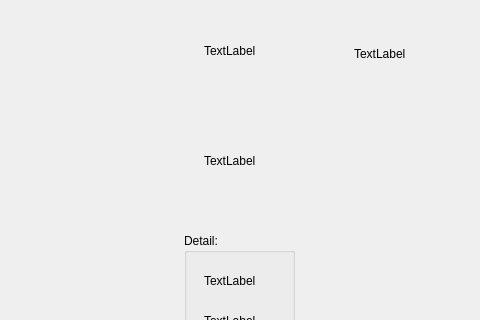
Qt form resultwidget.ui (TwinIsland-CCC/RhythmGame_Project_1_00) before a commit; both pictures show x 156 to 636 and y 117 to 437 of the 800 by 600 pixel window.
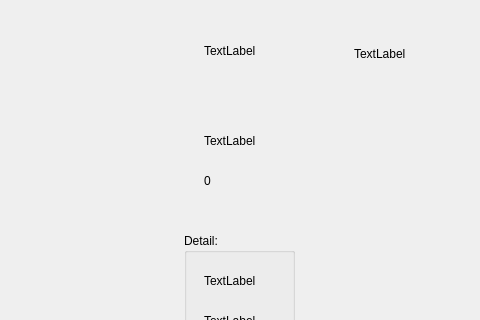
The same form after that commit. Icons and pictures are not drawn.

```diff
--- a/resultwidget.ui
+++ b/resultwidget.ui
@@ -205,7 +205,7 @@
     <property name="geometry">
      <rect>
       <x>360</x>
-      <y>270</y>
+      <y>250</y>
       <width>72</width>
       <height>15</height>
      </rect>
@@ -214,6 +214,19 @@
      <string>TextLabel</string>
     </property>
    </widget>
+   <widget class="QLabel" name="ComboLabel">
+    <property name="geometry">
+     <rect>
+      <x>360</x>
+      <y>290</y>
+      <width>72</width>
+      <height>15</height>
+     </rect>
+    </property>
+    <property name="text">
+     <string>0</string>
+    </property>
+   </widget>
   </widget>
   <widget class="QMenuBar" name="menubar">
    <property name="geometry">
```
